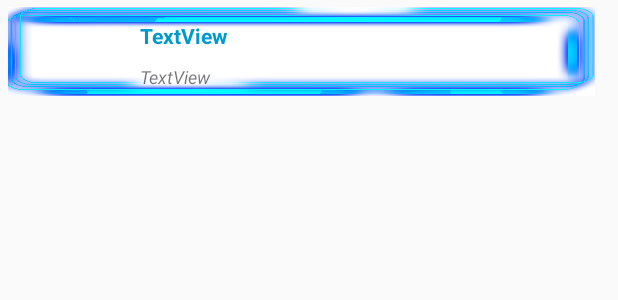
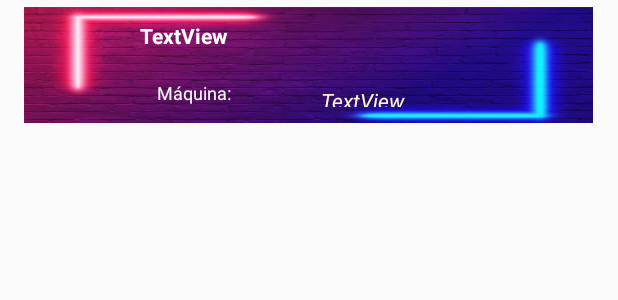
Before and after one commit to Angie2m/ProyectoFinal, an Android app: the layout elemento_lista.xml on its own in the app's theme, with its tools: preview values and no code run, on a phone screen of 412 x 824 dp. Shown: the top 300 px of the screen. Run offline under Robolectric (Android 15) with nearby library versions, the phone set to English and light mode, and no system bars; network calls fail.

Commit message:
Versión Final

```diff
--- a/app/src/main/java/com/example/proyectofinal/Adaptador.java
+++ b/app/src/main/java/com/example/proyectofinal/Adaptador.java
@@ -50,9 +50,9 @@ public class Adaptador extends BaseAdapter {
                 .elemento_lista, null);
 
         TextView tvNombre = vista.findViewById(R.id.tvNombre);
-        TextView tvTipo = vista.findViewById(R.id.tvTipo);
+        TextView tvMaquina = vista.findViewById(R.id.tvMaquina);
         tvNombre.setText(datos.get(position).getNombre());
-        tvTipo.setText(datos.get(position).getTipo());
+        tvMaquina.setText(datos.get(position).getMaquina());
 
         return vista;
     }
--- a/app/src/main/java/com/example/proyectofinal/MainActivity.java
+++ b/app/src/main/java/com/example/proyectofinal/MainActivity.java
@@ -108,6 +108,10 @@ public class MainActivity extends AppCompatActivity implements Response.Listener
                 Ejercicio ejercicioTemp = new Ejercicio();
                 ejercicioTemp.setId(ob1.getLong("id"));
                 ejercicioTemp.setNombre(ob1.getString("nombre"));
+                ejercicioTemp.setMaquina(ob1.getString("maquina"));
+                ejercicioTemp.setCalentamiento(ob1.getString("calentamiento"));
+                ejercicioTemp.setSeries(ob1.getString("series"));
+                ejercicioTemp.setRepeticiones(ob1.getString("repeticiones"));
                 ejercicioTemp.setTipo(ob1.getString("tipo"));
                 datos.add(ejercicioTemp);
             }
--- a/app/src/main/res/layout/activity_main.xml
+++ b/app/src/main/res/layout/activity_main.xml
@@ -4,7 +4,7 @@
     xmlns:tools="http://schemas.android.com/tools"
     android:layout_width="match_parent"
     android:layout_height="match_parent"
-    android:background="@drawable/fondo23"
+    android:background="@drawable/gym"
     tools:context=".MainActivity">
 
     <androidx.constraintlayout.widget.Guideline
--- a/app/src/main/res/layout/elemento_lista.xml
+++ b/app/src/main/res/layout/elemento_lista.xml
@@ -24,14 +24,7 @@
         android:layout_width="wrap_content"
         android:layout_height="wrap_content"
         android:orientation="horizontal"
-        app:layout_constraintGuide_begin="65dp" />
-
-    <androidx.constraintlayout.widget.Guideline
-        android:id="@+id/guideline6"
-        android:layout_width="wrap_content"
-        android:layout_height="wrap_content"
-        android:orientation="horizontal"
-        app:layout_constraintGuide_begin="70dp" />
+        app:layout_constraintGuide_begin="82dp" />
 
     <androidx.constraintlayout.widget.Guideline
         android:id="@+id/guideline4"
@@ -47,21 +40,28 @@
         android:orientation="vertical"
         app:layout_constraintGuide_end="4dp" />
 
+    <androidx.constraintlayout.widget.Guideline
+        android:id="@+id/guideline11"
+        android:layout_width="wrap_content"
+        android:layout_height="wrap_content"
+        android:orientation="vertical"
+        app:layout_constraintGuide_begin="174dp" />
+
     <ImageView
         android:id="@+id/imageView"
-        android:layout_width="391dp"
-        android:layout_height="59dp"
+        android:layout_width="379dp"
+        android:layout_height="77dp"
         android:layout_marginStart="5dp"
         android:layout_marginEnd="5dp"
         android:adjustViewBounds="true"
         android:scaleType="fitXY"
-        app:layout_constraintBottom_toTopOf="@+id/guideline6"
+        app:layout_constraintBottom_toTopOf="@+id/guideline3"
         app:layout_constraintEnd_toStartOf="@+id/guideline5"
-        app:layout_constraintHorizontal_bias="0.0"
+        app:layout_constraintHorizontal_bias="0.578"
         app:layout_constraintStart_toStartOf="parent"
         app:layout_constraintTop_toTopOf="@+id/guideline"
-        app:layout_constraintVertical_bias="0.0"
-        app:srcCompat="@drawable/blue" />
+        app:layout_constraintVertical_bias="1.0"
+        app:srcCompat="@drawable/ladrillos" />
 
     <TextView
         android:id="@+id/tvNombre"
@@ -70,7 +70,7 @@
         android:layout_marginStart="5dp"
         android:gravity="center_vertical"
         android:text="TextView"
-        android:textColor="@android:color/holo_blue_dark"
+        android:textColor="@color/White"
         android:textStyle="bold"
         app:layout_constraintBottom_toTopOf="@+id/guideline2"
         app:layout_constraintEnd_toStartOf="@+id/guideline5"
@@ -80,19 +80,36 @@
         app:layout_constraintVertical_bias="0.74" />
 
     <TextView
-        android:id="@+id/tvTipo"
-        android:layout_width="290dp"
-        android:layout_height="20dp"
-        android:layout_marginStart="5dp"
+        android:id="@+id/tvMaquina"
+        android:layout_width="152dp"
+        android:layout_height="14dp"
         android:gravity="center_vertical"
         android:text="TextView"
-        android:textSize="12sp"
+        android:textColor="@color/Cornsilk"
+        android:textSize="14sp"
         android:textStyle="italic"
         app:layout_constraintBottom_toTopOf="@+id/guideline3"
         app:layout_constraintEnd_toStartOf="@+id/guideline5"
-        app:layout_constraintHorizontal_bias="0.04"
+        app:layout_constraintHorizontal_bias="0.487"
+        app:layout_constraintStart_toStartOf="@+id/guideline11"
+        app:layout_constraintTop_toTopOf="@+id/guideline2"
+        app:layout_constraintVertical_bias="0.645" />
+
+    <TextView
+        android:id="@+id/textView"
+        android:layout_width="wrap_content"
+        android:layout_height="wrap_content"
+        android:layout_marginTop="8dp"
+        android:layout_marginEnd="20dp"
+        android:text="@string/maquina"
+        android:textColor="@color/White"
+        android:textSize="12sp"
+        app:layout_constraintBottom_toTopOf="@+id/guideline3"
+        app:layout_constraintEnd_toStartOf="@+id/guideline11"
+        app:layout_constraintHorizontal_bias="1.0"
         app:layout_constraintStart_toStartOf="@+id/guideline4"
-        app:layout_constraintTop_toTopOf="@+id/guideline2" />
+        app:layout_constraintTop_toTopOf="@+id/guideline2"
+        app:layout_constraintVertical_bias="0.388" />
 
 
 </androidx.constraintlayout.widget.ConstraintLayout>
--- a/app/src/main/res/values/strings.xml
+++ b/app/src/main/res/values/strings.xml
@@ -3,4 +3,5 @@
     <string name="Bienvenida">Bienvenido!!</string>
     <string name="Rutina">Rutina</string>
     <string name="espere">Por favor, espere un momento ...</string>
+    <string name="maquina">Máquina:</string>
 </resources>
```
Also changed, not shown: app/src/main/java/com/example/proyectofinal/Main2Activity.java (+19 -16 lines), app/src/main/res/drawable/blog_6.jpg (deleted), app/src/main/res/drawable/blue.png (deleted), app/src/main/res/drawable/gym.PNG (added), app/src/main/res/drawable/ladrillos.PNG (added), 1 other file.
